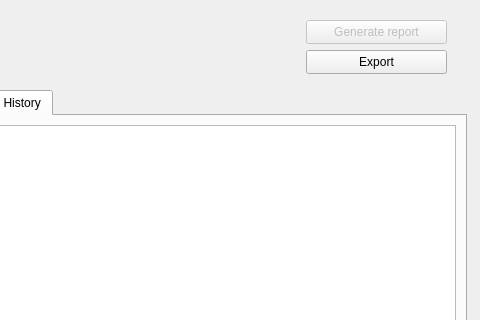
First picture: the form in qt_gui/ui/history.ui, repository ravenvz/SprintTimer, before the edit; both pictures show x 144 to 624 and y 0 to 320 of the 624 by 444 pixel window.
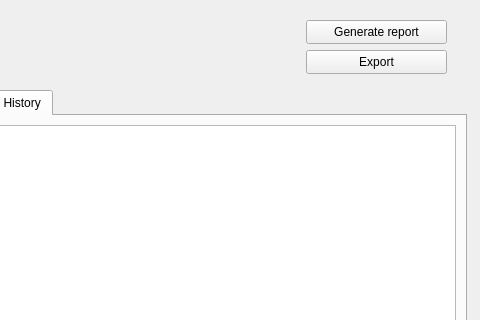
Second picture: the form after the edit. Custom widgets are drawn as their Qt base class.

Commit message: Get rid of ui elements prefixes in History view

What changed in the file:
```diff
--- a/qt_gui/ui/history.ui
+++ b/qt_gui/ui/history.ui
@@ -83,7 +83,7 @@
   </widget>
   <widget class="QPushButton" name="pushButton">
    <property name="enabled">
-    <bool>false</bool>
+    <bool>true</bool>
    </property>
    <property name="geometry">
     <rect>
```
Left out of the diff: 14 changed lines with no effect on the pictures. The commit also changes 1 other file.
